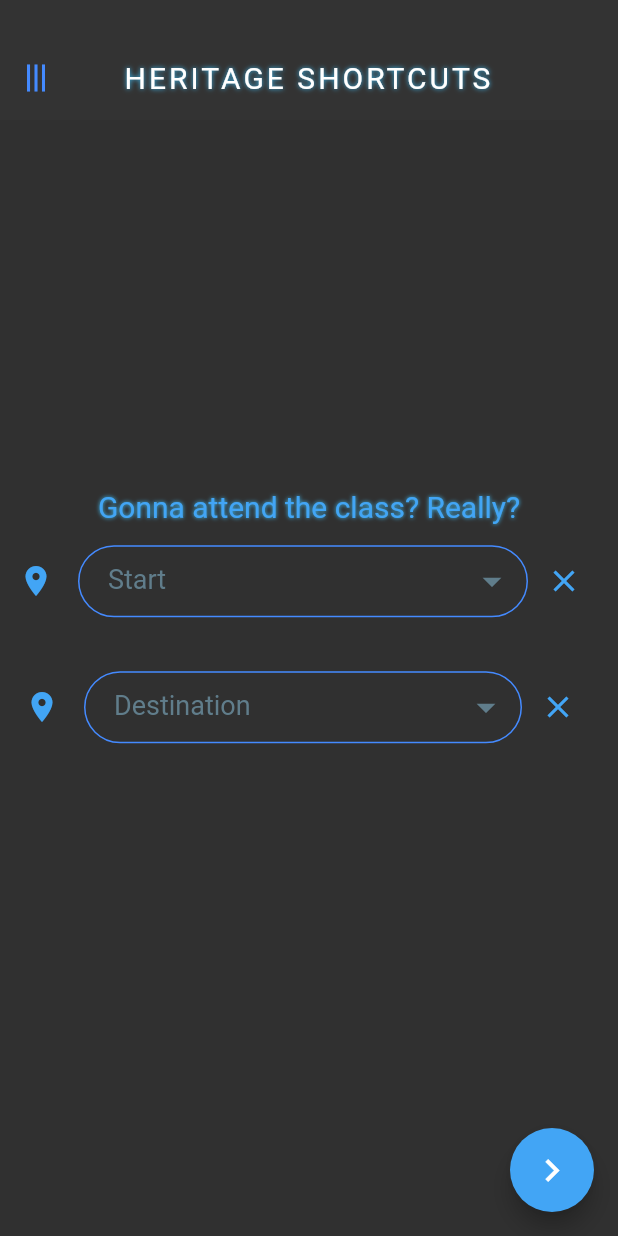
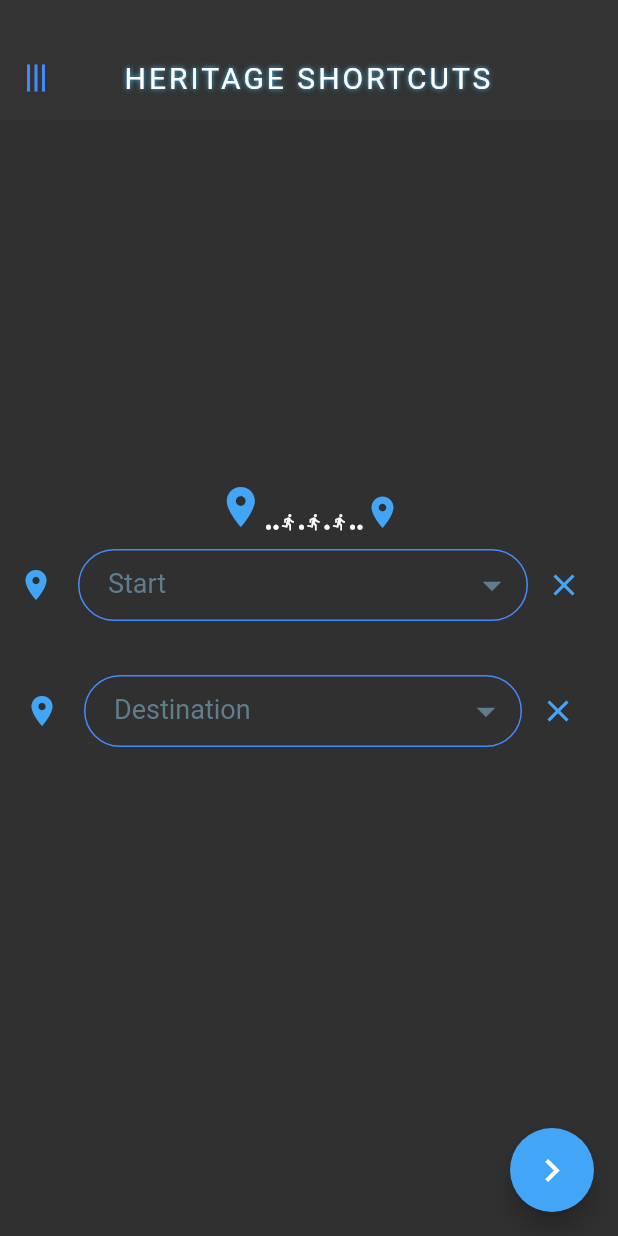
Before and after one commit to Sayantak/HeitageShortcuts, a Flutter app: the screen it shows after launch, on a phone screen of 412 x 824 dp. Run offline on Flutter 3.47's test engine with Material 2 defaults, Android fonts, the phone set to English and light mode, and no system bars; missing offline and left inert: flutter_webview_plugin.

Commit message:
In-App icon prototype added

```diff
--- /dev/null
+++ b/lib/components/InAppLogo.dart
@@ -0,0 +1,80 @@
+import 'package:flutter/material.dart';
+
+class InAppLogo extends StatelessWidget {
+  @override
+  Widget build(BuildContext context) {
+    return Padding(
+      padding: EdgeInsets.symmetric(vertical: 8.0, horizontal: 10.0),
+      child: Row(
+        mainAxisAlignment: MainAxisAlignment.center,
+        crossAxisAlignment: CrossAxisAlignment.end,
+        children: <Widget>[
+          LogoIconPart(
+            icon: Icons.location_on,
+            locationIconIndex: 0,
+          ),
+          LogoIconPart(
+            icon: Icons.fiber_manual_record,
+          ),
+          LogoIconPart(
+            icon: Icons.fiber_manual_record,
+          ),
+          LogoIconPart(
+            icon: Icons.directions_run,
+          ),
+          LogoIconPart(
+            icon: Icons.fiber_manual_record,
+          ),
+          LogoIconPart(
+            icon: Icons.directions_run,
+          ),
+          LogoIconPart(
+            icon: Icons.fiber_manual_record,
+          ),
+          LogoIconPart(
+            icon: Icons.directions_run,
+          ),
+          LogoIconPart(
+            icon: Icons.fiber_manual_record,
+          ),
+          LogoIconPart(
+            icon: Icons.fiber_manual_record,
+          ),
+          LogoIconPart(
+            icon: Icons.location_on,
+            locationIconIndex: 1,
+          ),
+        ],
+      ),
+    );
+  }
+}
+
+class LogoIconPart extends StatelessWidget {
+  final int locationIconIndex;
+  final IconData icon;
+  const LogoIconPart({@required this.icon, this.locationIconIndex});
+
+  double decideIconSize() {
+    if (icon == Icons.location_on) {
+      if (locationIconIndex == 0)
+        return 32.0;
+      else
+        return 25.0;
+    } else if (icon == Icons.directions_run)
+      return 12.0;
+    else
+      return 5.0;
+  }
+
+  @override
+  Widget build(BuildContext context) {
+    return Flexible(
+      child: Icon(
+        icon,
+        color: icon == Icons.location_on ? Colors.blue[400] : Colors.white,
+        size: decideIconSize(),
+      ),
+    );
+  }
+}
--- a/lib/screens/HomePage.dart
+++ b/lib/screens/HomePage.dart
@@ -1,6 +1,7 @@
 import 'package:flutter/material.dart';
 import 'package:heritage_shortcuts/components/DropDownField.dart';
 import 'package:heritage_shortcuts/constants.dart';
+import 'package:heritage_shortcuts/components/InAppLogo.dart';
 
 class HomePage extends StatefulWidget {
   @override
@@ -17,23 +18,24 @@ class _HomePageState extends State<HomePage> {
         child: Column(
           mainAxisAlignment: MainAxisAlignment.center,
           children: <Widget>[
-            Padding(
-              padding:
-                  const EdgeInsets.symmetric(vertical: 10.0, horizontal: 10.0),
-              child: Text(
-                'Gonna attend the class? Really?',
-                style: TextStyle(
-                  fontSize: 20.0,
-                  color: Colors.blue[400],
-                  shadows: [
-                    Shadow(
-                      color: Colors.lightBlueAccent,
-                      blurRadius: 3.0,
-                    ),
-                  ],
-                ),
-              ),
-            ),
+//            Padding(
+//              padding:
+//                  const EdgeInsets.symmetric(vertical: 10.0, horizontal: 10.0),
+//              child: Text(
+//                'Gonna attend the class? Really?',
+//                style: TextStyle(
+//                  fontSize: 20.0,
+//                  color: Colors.blue[400],
+//                  shadows: [
+//                    Shadow(
+//                      color: Colors.lightBlueAccent,
+//                      blurRadius: 3.0,
+//                    ),
+//                  ],
+//                ),
+//              ),
+//            ),
+            InAppLogo(),
             Flexible(
               child: Padding(
                 padding: const EdgeInsets.all(4.0),
```
